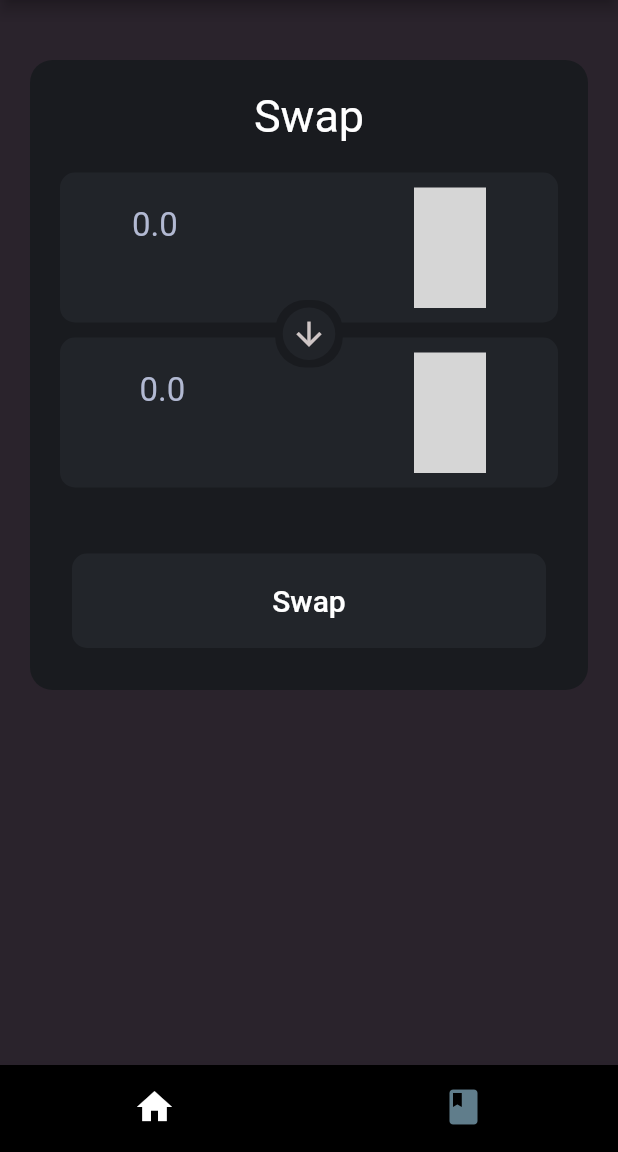
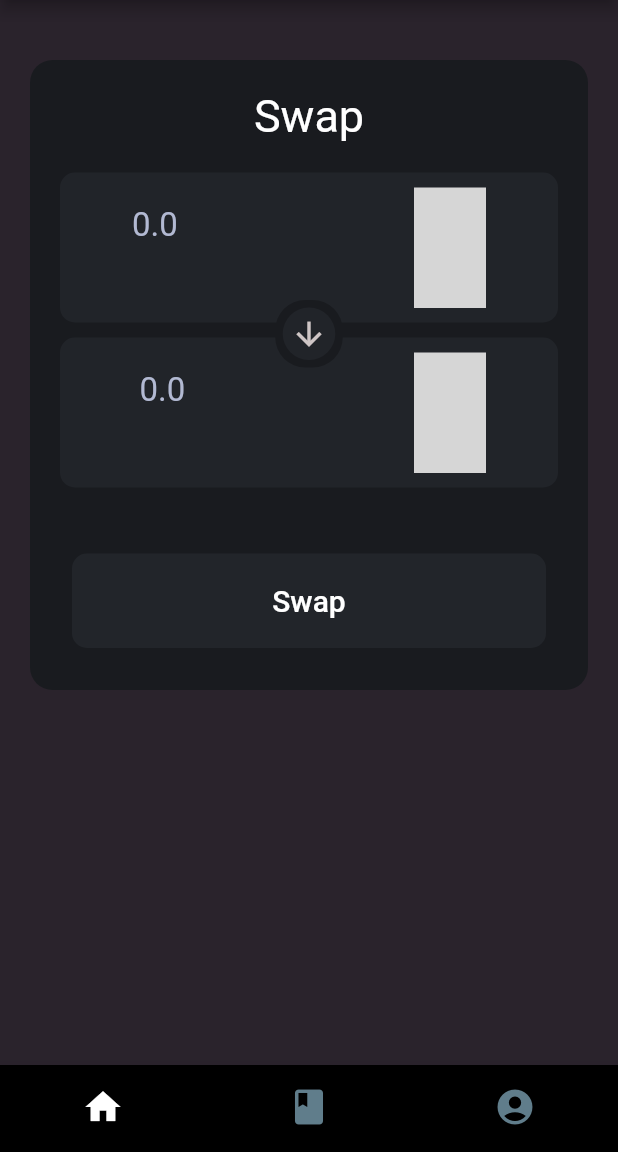
Before and after one commit to vijay-kesanakurthi/serum, a Flutter app: the screen it shows after launch, on a phone screen of 412 x 824 dp, the part 84-1236 px from its top. Run offline on Flutter 3.47's test engine with Material 2 defaults, Android fonts, the phone set to English and light mode, and no system bars; our stand-ins replace uni_links; missing offline and left inert: alert, cool_dropdown, phantom_connect, solana; network calls fail; grey boxes are pictures that could not be loaded.

Commit message:
account section Added

```diff
--- a/lib/main.dart
+++ b/lib/main.dart
@@ -27,8 +27,6 @@ class MyApp extends StatefulWidget {
 }
 
 class _MyAppState extends State<MyApp> {
-  dynamic screens = [Home(), Orderbook(), Home(), Orderbook()];
-
   late StreamSubscription sub;
 
   final Phantom phantom = Phantom();
@@ -36,6 +34,7 @@ class _MyAppState extends State<MyApp> {
 
   int selected = 0;
 
+  dynamic screens = [Home(), Orderbook()];
   @override
   void initState() {
     super.initState();
@@ -122,7 +121,9 @@ class _MyAppState extends State<MyApp> {
               )
       ]),
       backgroundColor: Color.fromARGB(255, 42, 35, 44),
-      body: screens[selected],
+      body: selected == 2
+          ? Account(phantomConnect: phantomConnect, phantom: phantom)
+          : screens[selected],
       bottomNavigationBar: nav(),
     );
   }
@@ -142,10 +143,10 @@ class _MyAppState extends State<MyApp> {
           icon: Icon(Icons.book_rounded),
           label: 'Business',
         ),
-        // BottomNavigationBarItem(
-        //   icon: Icon(Icons.account_circle),
-        //   label: 'Profile',
-        // ),
+        BottomNavigationBarItem(
+          icon: Icon(Icons.account_circle),
+          label: 'Account',
+        ),
         // BottomNavigationBarItem(
         //   icon: Icon(Icons.settings),
         //   label: 'Settings',
```
Also changed, not shown: lib/home.dart (+0 -7 lines).
